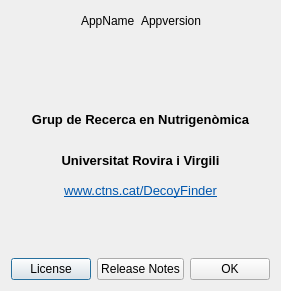
Before: the Qt Designer form AboutDiag.ui in URV-cheminformatics/DecoyFinder, drawn with Qt 5.
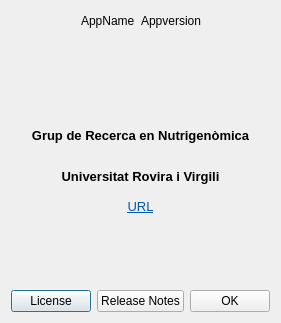
After: the same form once the commit is applied. Icons and pictures are not drawn.

```diff
--- a/AboutDiag.ui
+++ b/AboutDiag.ui
@@ -7,7 +7,7 @@
     <x>0</x>
     <y>0</y>
     <width>268</width>
-    <height>291</height>
+    <height>323</height>
    </rect>
   </property>
   <property name="windowTitle">
@@ -136,7 +136,7 @@
 &lt;/style&gt;&lt;/head&gt;&lt;body style=&quot; font-family:'DejaVu Sans'; font-size:10pt; font-weight:400; font-style:normal;&quot;&gt;
 &lt;p style=&quot; margin-top:0px; margin-bottom:0px; margin-left:0px; margin-right:0px; -qt-block-indent:0; text-indent:0px;&quot;&gt;&lt;span style=&quot; font-weight:600;&quot;&gt;Universitat Rovira i Virgili&lt;/span&gt;&lt;/p&gt;
 &lt;p style=&quot;-qt-paragraph-type:empty; margin-top:0px; margin-bottom:0px; margin-left:0px; margin-right:0px; -qt-block-indent:0; text-indent:0px; font-weight:600;&quot;&gt;&lt;/p&gt;
-&lt;p style=&quot; margin-top:0px; margin-bottom:0px; margin-left:0px; margin-right:0px; -qt-block-indent:0; text-indent:0px;&quot;&gt;&lt;a href=&quot;http://www.ctns.cat/DecoyFinder&quot;&gt;&lt;span style=&quot; text-decoration: underline; color:#0057ae;&quot;&gt;www.ctns.cat/DecoyFinder&lt;/span&gt;&lt;/a&gt;&lt;/p&gt;&lt;/body&gt;&lt;/html&gt;</string>
+&lt;p style=&quot; margin-top:0px; margin-bottom:0px; margin-left:0px; margin-right:0px; -qt-block-indent:0; text-indent:0px;&quot;&gt;&lt;a href=&quot;http://URL&quot;&gt;&lt;span style=&quot; text-decoration: underline; color:#0057ae;&quot;&gt;URL&lt;/span&gt;&lt;/a&gt;&lt;/p&gt;&lt;/body&gt;&lt;/html&gt;</string>
      </property>
      <property name="alignment">
       <set>Qt::AlignCenter</set>
```
Left out of the diff: 6 changed lines with no effect on the pictures.
